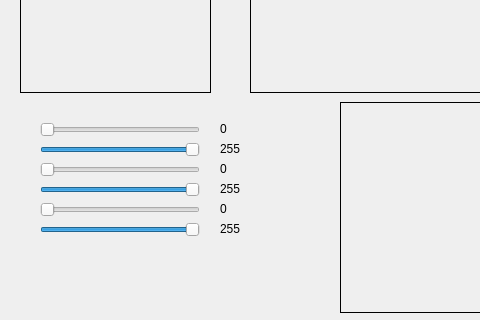
Above: Backend/3DSoundKnete/3DSoundKnete/dsoundknete.ui from irenabecker/AVPrg_DIY3DSoundkulisse before the change; both pictures show x 0 to 480 and y 257 to 577 of the 901 by 577 pixel window. Below: the same form after it.
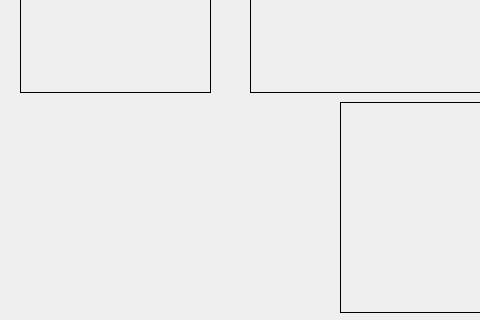
That is the form after the change. Custom widgets are drawn as their Qt base class.

```diff
--- a/Backend/3DSoundKnete/3DSoundKnete/dsoundknete.ui
+++ b/Backend/3DSoundKnete/3DSoundKnete/dsoundknete.ui
@@ -102,189 +102,6 @@
      <set>Qt::AlignCenter</set>
     </property>
    </widget>
-   <widget class="QSlider" name="hmax">
-    <property name="geometry">
-     <rect>
-      <x>40</x>
-      <y>360</y>
-      <width>160</width>
-      <height>16</height>
-     </rect>
-    </property>
-    <property name="maximum">
-     <number>255</number>
-    </property>
-    <property name="orientation">
-     <enum>Qt::Horizontal</enum>
-    </property>
-   </widget>
-   <widget class="QSlider" name="smin">
-    <property name="geometry">
-     <rect>
-      <x>40</x>
-      <y>400</y>
-      <width>160</width>
-      <height>16</height>
-     </rect>
-    </property>
-    <property name="maximum">
-     <number>255</number>
-    </property>
-    <property name="orientation">
-     <enum>Qt::Horizontal</enum>
-    </property>
-   </widget>
-   <widget class="QSlider" name="hmin">
-    <property name="geometry">
-     <rect>
-      <x>40</x>
-      <y>380</y>
-      <width>160</width>
-      <height>16</height>
-     </rect>
-    </property>
-    <property name="maximum">
-     <number>255</number>
-    </property>
-    <property name="value">
-     <number>255</number>
-    </property>
-    <property name="orientation">
-     <enum>Qt::Horizontal</enum>
-    </property>
-   </widget>
-   <widget class="QSlider" name="smax">
-    <property name="geometry">
-     <rect>
-      <x>40</x>
-      <y>420</y>
-      <width>160</width>
-      <height>16</height>
-     </rect>
-    </property>
-    <property name="maximum">
-     <number>255</number>
-    </property>
-    <property name="value">
-     <number>255</number>
-    </property>
-    <property name="orientation">
-     <enum>Qt::Horizontal</enum>
-    </property>
-   </widget>
-   <widget class="QSlider" name="vmin">
-    <property name="geometry">
-     <rect>
-      <x>40</x>
-      <y>440</y>
-      <width>160</width>
-      <height>16</height>
-     </rect>
-    </property>
-    <property name="maximum">
-     <number>255</number>
-    </property>
-    <property name="orientation">
-     <enum>Qt::Horizontal</enum>
-    </property>
-   </widget>
-   <widget class="QSlider" name="vmax">
-    <property name="geometry">
-     <rect>
-      <x>40</x>
-      <y>460</y>
-      <width>160</width>
-      <height>16</height>
-     </rect>
-    </property>
-    <property name="maximum">
-     <number>255</number>
-    </property>
-    <property name="value">
-     <number>255</number>
-    </property>
-    <property name="orientation">
-     <enum>Qt::Horizontal</enum>
-    </property>
-   </widget>
-   <widget class="QLabel" name="hminLabel">
-    <property name="geometry">
-     <rect>
-      <x>220</x>
-      <y>380</y>
-      <width>47</width>
-      <height>13</height>
-     </rect>
-    </property>
-    <property name="text">
-     <string>255</string>
-    </property>
-   </widget>
-   <widget class="QLabel" name="hmaxLabel">
-    <property name="geometry">
-     <rect>
-      <x>220</x>
-      <y>360</y>
-      <width>47</width>
-      <height>13</height>
-     </rect>
-    </property>
-    <property name="text">
-     <string>0</string>
-    </property>
-   </widget>
-   <widget class="QLabel" name="sminLabel">
-    <property name="geometry">
-     <rect>
-      <x>220</x>
-      <y>400</y>
-      <width>47</width>
-      <height>13</height>
-     </rect>
-    </property>
-    <property name="text">
-     <string>0</string>
-    </property>
-   </widget>
-   <widget class="QLabel" name="smaxLabel">
-    <property name="geometry">
-     <rect>
-      <x>220</x>
-      <y>420</y>
-      <width>47</width>
-      <height>13</height>
-     </rect>
-    </property>
-    <property name="text">
-     <string>255</string>
-    </property>
-   </widget>
-   <widget class="QLabel" name="vminLabel">
-    <property name="geometry">
-     <rect>
-      <x>220</x>
-      <y>440</y>
-      <width>47</width>
-      <height>13</height>
-     </rect>
-    </property>
-    <property name="text">
-     <string>0</string>
-    </property>
-   </widget>
-   <widget class="QLabel" name="vmaxLabel">
-    <property name="geometry">
-     <rect>
-      <x>220</x>
-      <y>460</y>
-      <width>47</width>
-      <height>13</height>
-     </rect>
-    </property>
-    <property name="text">
-     <string>255</string>
-    </property>
-   </widget>
   </widget>
   <widget class="QMenuBar" name="menuBar">
    <property name="geometry">
```
Left out of the diff: 179 changed lines with no effect on the pictures.
